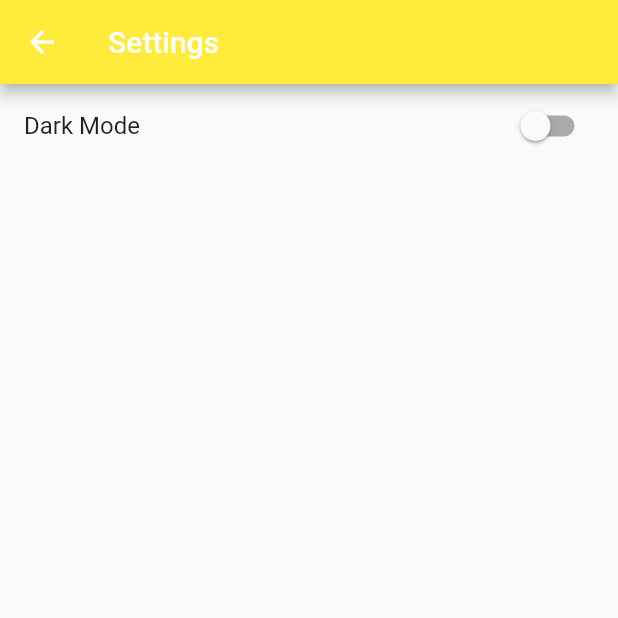
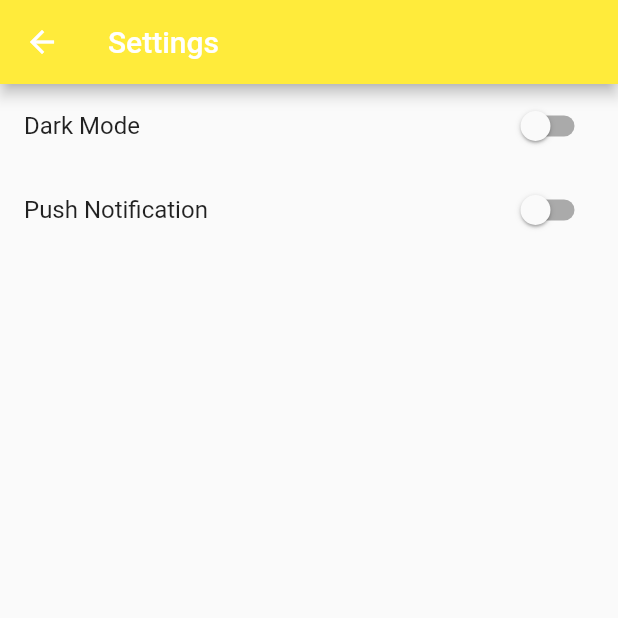
Before and after one commit to codesundar/todo-example, a Flutter app: the SettingsScreen screen opened directly, on a phone screen of 412 x 824 dp, the top half of it. Run offline on Flutter 3.47's test engine with Material 2 defaults, Android fonts, the phone set to English and light mode, and no system bars; our stand-ins replace cloud_firestore, firebase_auth, firebase_core, firebase_messaging, firebase_storage, get and 2 more; accounts and stored records are empty.

Commit message:
push_notification

```diff
--- a/lib/screens/settings.dart
+++ b/lib/screens/settings.dart
@@ -1,11 +1,40 @@
+import 'package:firebase_messaging/firebase_messaging.dart';
 import 'package:flutter/material.dart';
 import 'package:get/get.dart';
+import 'package:todoapp/controllers/profile.dart';
 import 'package:todoapp/controllers/settings.dart';
 
-class SettingsScreen extends StatelessWidget {
+class SettingsScreen extends StatefulWidget {
   SettingsScreen({Key? key}) : super(key: key);
 
+  @override
+  State<SettingsScreen> createState() => _SettingsScreenState();
+}
+
+class _SettingsScreenState extends State<SettingsScreen> {
   final SettingsController _settingsCtrl = Get.put(SettingsController());
+
+  final ProfileController _profileCtrl = Get.put(ProfileController());
+
+  var _isPushEnabled = false;
+
+  togglePushNotification(val) async {
+    if (val) {
+      var token = await FirebaseMessaging.instance.getToken();
+      print(token);
+      await FirebaseMessaging.instance.subscribeToTopic("driver");
+      await FirebaseMessaging.instance.subscribeToTopic("all_user");
+      _profileCtrl.updateProfile({"pushToken": token});
+    } else {
+      await FirebaseMessaging.instance.unsubscribeFromTopic("driver");
+      await FirebaseMessaging.instance.unsubscribeFromTopic("all_user");
+      await FirebaseMessaging.instance.deleteToken();
+      _profileCtrl.updateProfile({"pushToken": ""});
+    }
+    setState(() {
+      _isPushEnabled = val;
+    });
+  }
 
   @override
   Widget build(BuildContext context) {
@@ -23,6 +52,15 @@ class SettingsScreen extends StatelessWidget {
                 value: _settingsCtrl.isDarkModeEnabled.value,
               ),
             ),
+          ),
+          ListTile(
+            title: Text("Push Notification"),
+            trailing: Switch(
+              onChanged: (val) {
+                togglePushNotification(val);
+              },
+              value: _isPushEnabled,
+            ),
           )
         ],
       ),
--- a/pubspec.yaml
+++ b/pubspec.yaml
@@ -24,8 +24,14 @@ dependencies:
 
 dev_dependencies:
   flutter_lints: ^1.0.0
+  flutter_launcher_icons: "^0.9.2"
   flutter_test:
     sdk: flutter
+
+flutter_icons:
+  android: "launcher_icon"
+  ios: true
+  image_path: "assets/images/icon.png"
 
 flutter:
 
```
Also changed, not shown: assets/images/icon.png (added), pubspec.lock, 23 other files.
